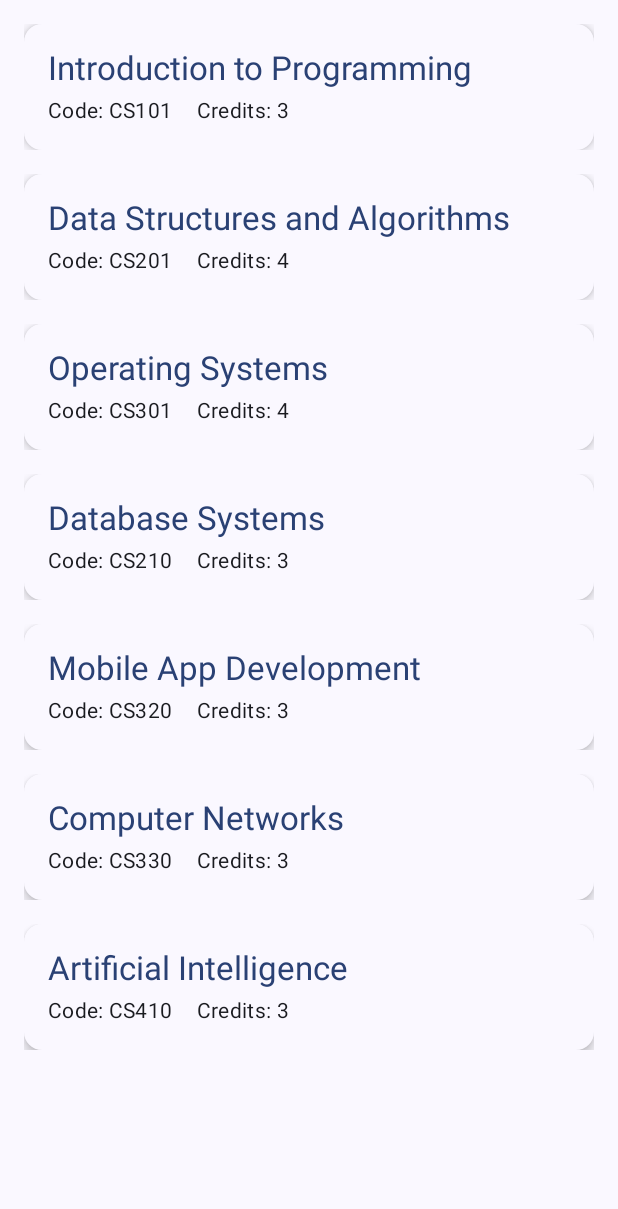
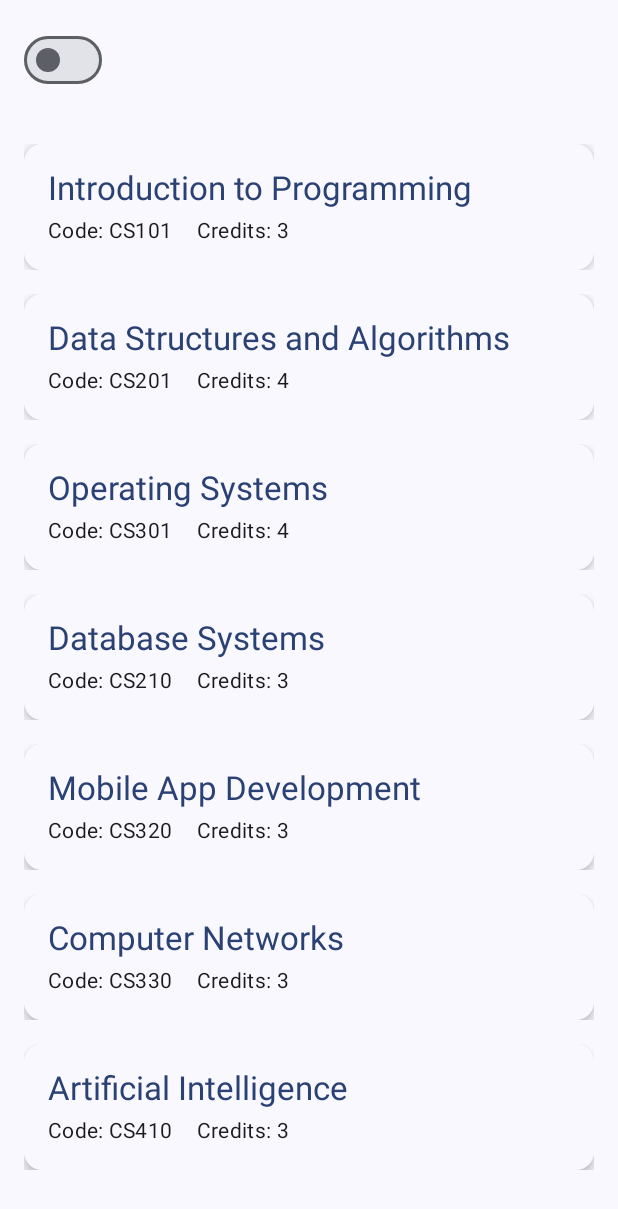
Before and after one commit to KALKIDANSEMRE-A/Jetpack-compose-assignment-1, an Android app built with Jetpack Compose: the screen it shows after launch (MainActivity), on a phone screen of 412 x 824 dp. Shown: the top 1209 px of the screen. Run offline under Robolectric (Android 15) with nearby library versions, the phone set to English and light mode, and no system bars.

Commit message:
Added a button for switching between Dark and Light mode

```diff
--- a/app/src/main/java/com/example/jetpack_compose_assignment_1/MainActivity.kt
+++ b/app/src/main/java/com/example/jetpack_compose_assignment_1/MainActivity.kt
@@ -4,16 +4,14 @@ import android.os.Bundle
 import androidx.activity.ComponentActivity
 import androidx.activity.compose.setContent
 import androidx.activity.enableEdgeToEdge
-import androidx.compose.foundation.layout.fillMaxSize
+import androidx.compose.foundation.layout.*
 import androidx.compose.foundation.lazy.LazyColumn
 import androidx.compose.foundation.lazy.items
 import androidx.compose.material3.*
-import androidx.compose.runtime.Composable
+import androidx.compose.runtime.*
 import androidx.compose.ui.Modifier
 import androidx.compose.ui.tooling.preview.Preview
 import androidx.compose.ui.unit.dp
-import androidx.compose.foundation.layout.padding
-
 import com.example.jetpack_compose_assignment_1.ui.theme.Jetpackcomposeassignment1Theme
 
 class MainActivity : ComponentActivity() {
@@ -21,15 +19,35 @@ class MainActivity : ComponentActivity() {
         super.onCreate(savedInstanceState)
         enableEdgeToEdge()
         setContent {
-            Jetpackcomposeassignment1Theme {
+            var isDarkTheme by remember { mutableStateOf(false) }
+
+            Jetpackcomposeassignment1Theme(darkTheme = isDarkTheme) {
                 Surface(
                     modifier = Modifier.fillMaxSize(),
                     color = MaterialTheme.colorScheme.background
                 ) {
-                    CourseListScreen(sampleCourses)
+                    Column {
+                        ThemeToggle(isDarkTheme) { isDarkTheme = it }
+                        CourseListScreen(sampleCourses)
+                    }
                 }
             }
         }
+    }
+}
+
+@Composable
+fun ThemeToggle(isDark: Boolean, onToggle: (Boolean) -> Unit) {
+    Row(
+        modifier = Modifier
+            .fillMaxWidth()
+            .padding(16.dp),
+        horizontalArrangement = Arrangement.SpaceBetween
+    ) {
+        Switch(
+            checked = isDark,
+            onCheckedChange = onToggle
+        )
     }
 }
 
```
